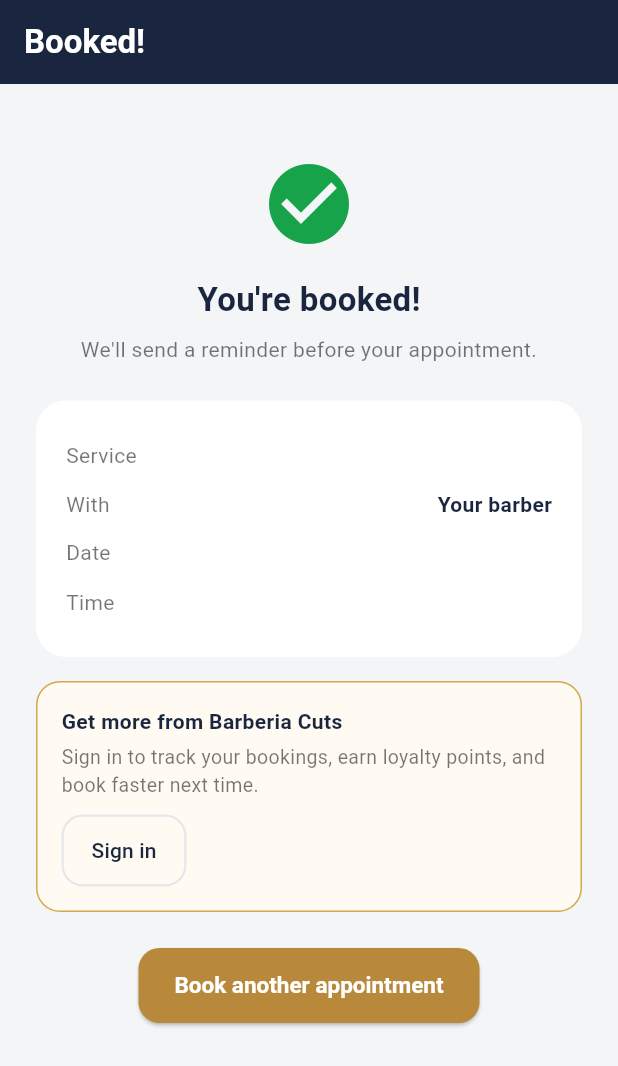
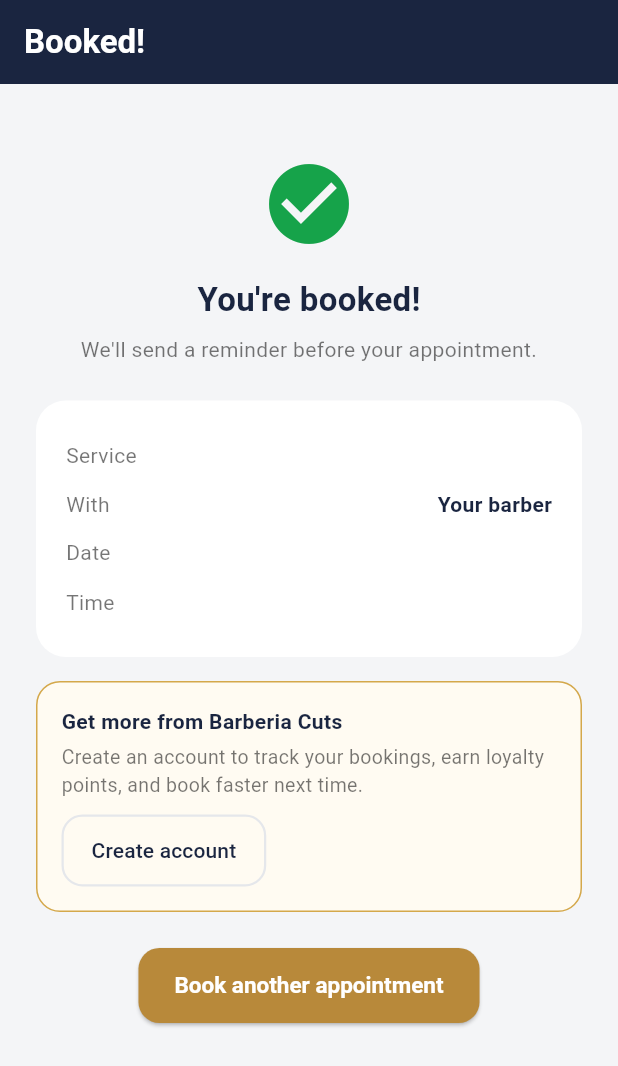
Before and after one commit to rodgersBRY/booking-platform, a Flutter app: the ConfirmationPage screen opened by its route, on a phone screen of 412 x 824 dp. Shown: the top 1066 px of the screen. Run offline on Flutter 3.47's test engine with Material 3 defaults, Android fonts, the phone set to English and light mode, and no system bars; our stand-ins replace dio, flutter_dotenv, flutter_secure_storage, get; accounts and stored records are empty; network calls fail.

Commit message:
FEAT: point the booking confirmation nudge at signup instead of sign-in

```diff
--- a/mobile/lib/app/modules/booking/pages/confirmation_page.dart
+++ b/mobile/lib/app/modules/booking/pages/confirmation_page.dart
@@ -75,13 +75,13 @@ class ConfirmationPage extends GetView<BookingController> {
                   ),
                   const SizedBox(height: 4),
                   const Text(
-                    'Sign in to track your bookings, earn loyalty points, and book faster next time.',
+                    'Create an account to track your bookings, earn loyalty points, and book faster next time.',
                     style: TextStyle(fontSize: 13, color: Colors.black54),
                   ),
                   const SizedBox(height: 10),
                   OutlinedButton(
-                    onPressed: () => Get.toNamed(AppRoutes.login),
-                    child: const Text('Sign in'),
+                    onPressed: () => Get.toNamed(AppRoutes.signup),
+                    child: const Text('Create account'),
                   ),
                 ],
               ),
```
